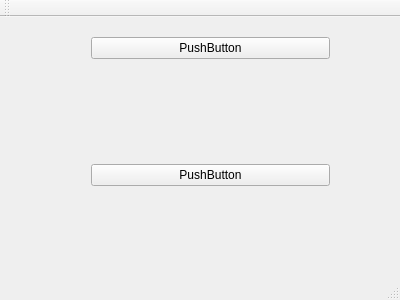
The window that QT_Nauka/Nauka/Drugi/zabawa2/mainwindow.ui (Marynarz/Ardu_Zabawa) describes before a commit, drawn with Qt 5.
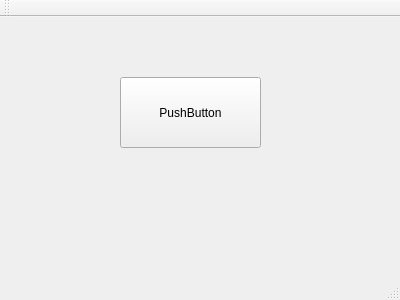
The same window after the commit.

What changed in the file:
```diff
--- a/QT_Nauka/Nauka/Drugi/zabawa2/mainwindow.ui
+++ b/QT_Nauka/Nauka/Drugi/zabawa2/mainwindow.ui
@@ -14,38 +14,18 @@
    <string>MainWindow</string>
   </property>
   <widget class="QWidget" name="centralWidget">
-   <widget class="QWidget" name="verticalLayoutWidget">
+   <widget class="QPushButton" name="pushButton">
     <property name="geometry">
      <rect>
-      <x>80</x>
-      <y>9</y>
-      <width>261</width>
-      <height>171</height>
+      <x>120</x>
+      <y>60</y>
+      <width>141</width>
+      <height>71</height>
      </rect>
     </property>
-    <layout class="QVBoxLayout" name="verticalLayout">
-     <item>
-      <widget class="QPushButton" name="pushButton">
-       <property name="text">
-        <string>PushButton</string>
-       </property>
-      </widget>
-     </item>
-     <item>
-      <widget class="QLabel" name="label">
-       <property name="text">
-        <string/>
-       </property>
-      </widget>
-     </item>
-     <item>
-      <widget class="QPushButton" name="pushButton_2">
-       <property name="text">
-        <string>PushButton</string>
-       </property>
-      </widget>
-     </item>
-    </layout>
+    <property name="text">
+     <string>PushButton</string>
+    </property>
    </widget>
   </widget>
   <widget class="QMenuBar" name="menuBar">
```
